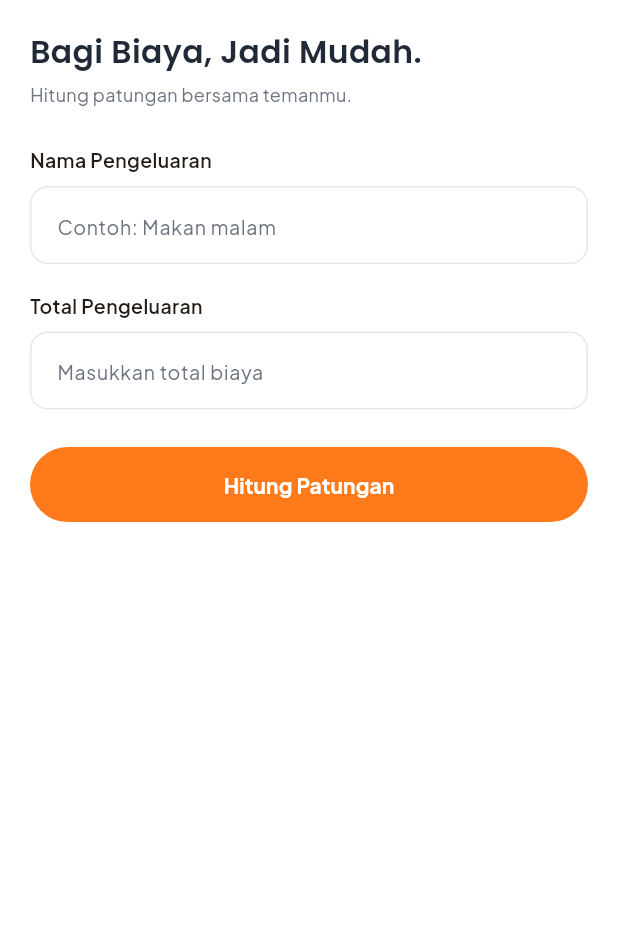
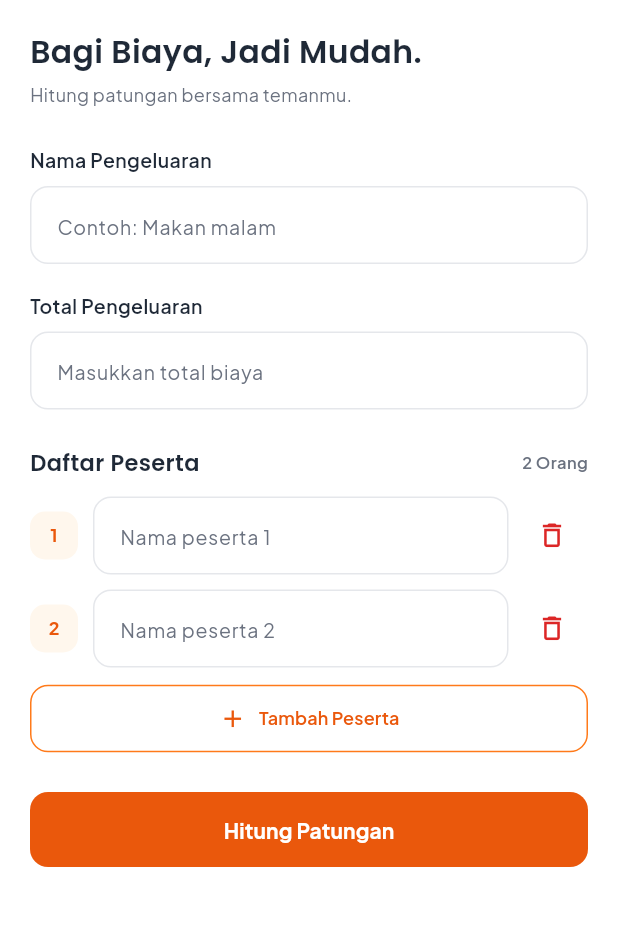
Before and after one commit to MuhammadAzka123/SplitSob, a Flutter app: the screen it shows after launch, on a phone screen of 412 x 824 dp, the part 84-1010 px from its top. Run offline on Flutter 3.47's test engine with Material 3 defaults, Android fonts, the phone set to English and light mode, and no system bars; our stand-ins replace google_fonts.

Commit message:
Membuat form peserta

```diff
--- a/lib/main.dart
+++ b/lib/main.dart
@@ -48,10 +48,20 @@ class _SplitSobHomePageState extends State<SplitSobHomePage> {
   final TextEditingController expenseController = TextEditingController();
   final TextEditingController amountController = TextEditingController();
 
+  final List<TextEditingController> participantControllers = [
+    TextEditingController(),
+    TextEditingController(),
+  ];
+
   @override
   void dispose() {
     expenseController.dispose();
     amountController.dispose();
+
+    for (final controller in participantControllers) {
+      controller.dispose();
+    }
+
     super.dispose();
   }
 
@@ -64,7 +74,10 @@ class _SplitSobHomePageState extends State<SplitSobHomePage> {
       ),
       filled: true,
       fillColor: Colors.white,
-      contentPadding: const EdgeInsets.symmetric(horizontal: 14, vertical: 14),
+      contentPadding: const EdgeInsets.symmetric(
+        horizontal: 14,
+        vertical: 14,
+      ),
       border: OutlineInputBorder(
         borderRadius: BorderRadius.circular(12),
         borderSide: const BorderSide(color: borderColor),
@@ -75,7 +88,87 @@ class _SplitSobHomePageState extends State<SplitSobHomePage> {
       ),
       focusedBorder: OutlineInputBorder(
         borderRadius: BorderRadius.circular(12),
-        borderSide: const BorderSide(color: primaryOrange, width: 1.5),
+        borderSide: const BorderSide(
+          color: primaryOrange,
+          width: 1.5,
+        ),
+      ),
+    );
+  }
+
+  void addParticipant() {
+    setState(() {
+      participantControllers.add(TextEditingController());
+    });
+  }
+
+  void removeParticipant(int index) {
+    if (participantControllers.length <= 2) {
+      ScaffoldMessenger.of(context).showSnackBar(
+        SnackBar(
+          content: Text(
+            'Minimal harus ada 2 peserta.',
+            style: GoogleFonts.plusJakartaSans(),
+          ),
+          behavior: SnackBarBehavior.floating,
+          backgroundColor: darkText,
+        ),
+      );
+      return;
+    }
+
+    final controller = participantControllers[index];
+
+    setState(() {
+      participantControllers.removeAt(index);
+    });
+
+    controller.dispose();
+  }
+
+  Widget buildParticipantField(int index) {
+    return Padding(
+      padding: const EdgeInsets.only(bottom: 10),
+      child: Row(
+        children: [
+          Container(
+            width: 32,
+            height: 32,
+            alignment: Alignment.center,
+            decoration: BoxDecoration(
+              color: lightOrange,
+              borderRadius: BorderRadius.circular(10),
+            ),
+            child: Text(
+              '${index + 1}',
+              style: GoogleFonts.plusJakartaSans(
+                color: primaryDark,
+                fontWeight: FontWeight.w700,
+                fontSize: 12,
+              ),
+            ),
+          ),
+          const SizedBox(width: 10),
+          Expanded(
+            child: TextField(
+              controller: participantControllers[index],
+              textCapitalization: TextCapitalization.words,
+              decoration: inputDecoration(
+                'Nama peserta ${index + 1}',
+              ),
+            ),
+          ),
+          const SizedBox(width: 5),
+          IconButton(
+            onPressed: () => removeParticipant(index),
+            tooltip: 'Hapus peserta',
+            icon: const Icon(
+              Icons.delete_outline,
+              color: unpaidColor,
+              size: 21,
+            ),
+          ),
+        ],
       ),
     );
   }
@@ -91,6 +184,8 @@ class _SplitSobHomePageState extends State<SplitSobHomePage> {
             color: darkText,
           ),
         ),
+        backgroundColor: backgroundColor,
+        surfaceTintColor: Colors.transparent,
       ),
       body: SingleChildScrollView(
         padding: const EdgeInsets.all(20),
@@ -119,11 +214,13 @@ class _SplitSobHomePageState extends State<SplitSobHomePage> {
               style: GoogleFonts.plusJakartaSans(
                 fontWeight: FontWeight.w600,
                 fontSize: 13,
+                color: darkText,
               ),
             ),
             const SizedBox(height: 8),
             TextField(
               controller: expenseController,
+              textCapitalization: TextCapitalization.sentences,
               decoration: inputDecoration('Contoh: Makan malam'),
             ),
             const SizedBox(height: 18),
@@ -132,6 +229,7 @@ class _SplitSobHomePageState extends State<SplitSobHomePage> {
               style: GoogleFonts.plusJakartaSans(
                 fontWeight: FontWeight.w600,
                 fontSize: 13,
+                color: darkText,
               ),
             ),
             const SizedBox(height: 8),
@@ -141,15 +239,71 @@ class _SplitSobHomePageState extends State<SplitSobHomePage> {
               decoration: inputDecoration('Masukkan total biaya'),
             ),
             const SizedBox(height: 25),
+            Row(
+              mainAxisAlignment: MainAxisAlignment.spaceBetween,
+              children: [
+                Text(
+                  'Daftar Peserta',
+                  style: GoogleFonts.poppins(
+                    fontWeight: FontWeight.w600,
+                    fontSize: 15,
+                    color: darkText,
+                  ),
+                ),
+                Text(
+                  '${participantControllers.length} Orang',
+                  style: GoogleFonts.plusJakartaSans(
+                    color: secondaryText,
+                    fontSize: 11,
+                    fontWeight: FontWeight.w600,
+                  ),
+                ),
+              ],
+            ),
+            const SizedBox(height: 12),
+            ...List.generate(
+              participantControllers.length,
+              (index) => buildParticipantField(index),
+            ),
+            SizedBox(
+              width: double.infinity,
+              child: OutlinedButton.icon(
+                onPressed: addParticipant,
+                icon: const Icon(
+                  Icons.add,
+                  color: primaryDark,
+                  size: 19,
+                ),
+                label: Text(
+                  'Tambah Peserta',
+                  style: GoogleFonts.plusJakartaSans(
+                    color: primaryDark,
+                    fontWeight: FontWeight.w600,
+                    fontSize: 12,
+                  ),
+                ),
+                style: OutlinedButton.styleFrom(
+                  side: const BorderSide(color: primaryOrange),
+                  padding: const EdgeInsets.symmetric(vertical: 13),
+                  shape: RoundedRectangleBorder(
+                    borderRadius: BorderRadius.circular(12),
+                  ),
+                ),
+              ),
+            ),
+            const SizedBox(height: 25),
             SizedBox(
               width: double.infinity,
               height: 50,
               child: ElevatedButton(
                 onPressed: () {},
                 style: ElevatedButton.styleFrom(
-                  backgroundColor: primaryOrange,
+                  backgroundColor: primaryDark,
                   foregroundColor: Colors.white,
                   elevation: 0,
+                  shape: RoundedRectangleBorder(
+                    borderRadius: BorderRadius.circular(12),
+                  ),
                 ),
                 child: Text(
                   'Hitung Patungan',
```
